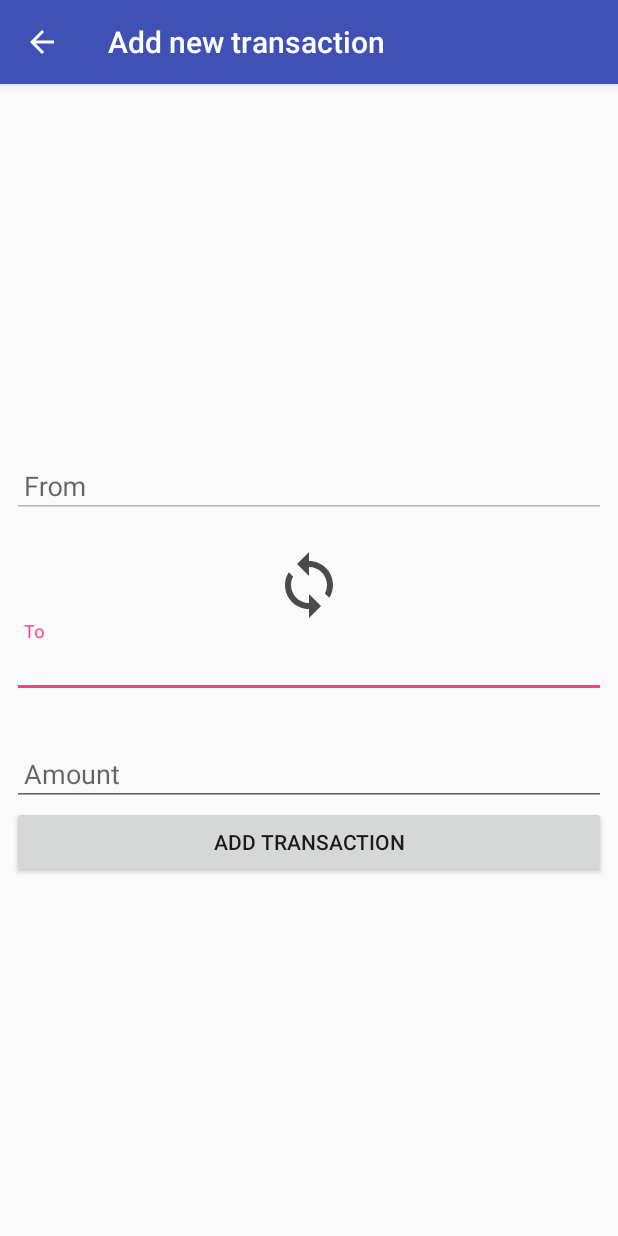
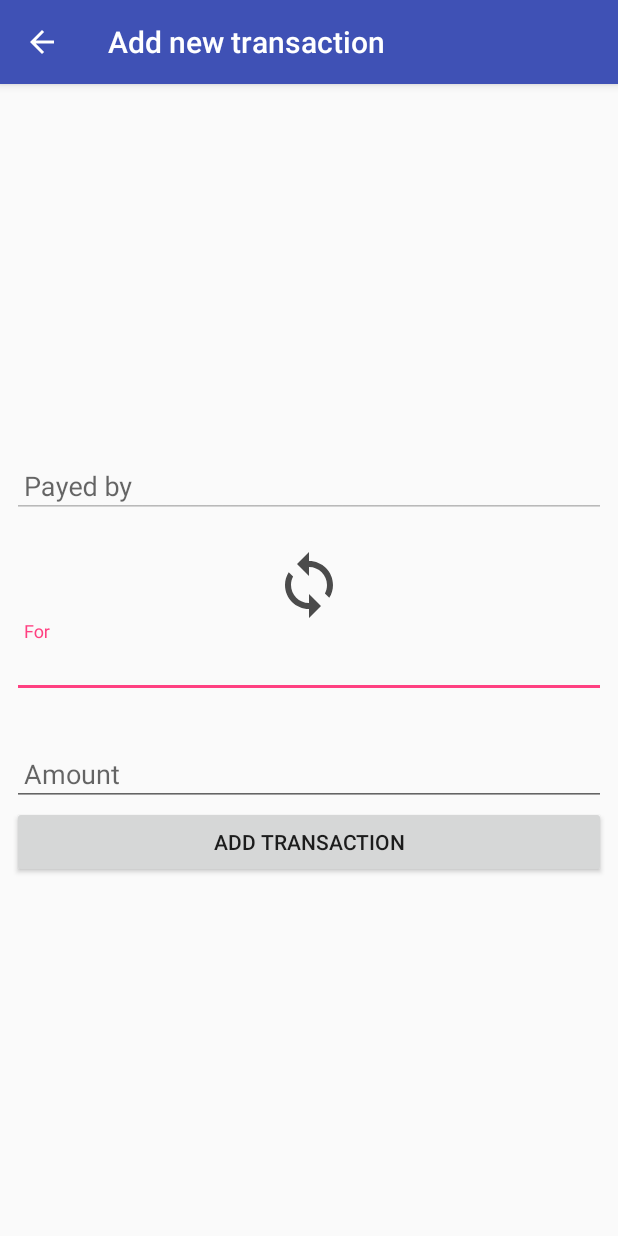
Before and after one commit to mateuszpp/wspolne_rozliczanie_wydatkow, an Android app: the AddTransactionActivity screen opened directly, with no data from a screen before it, on a phone screen of 412 x 824 dp. Run offline under Robolectric (Android 15) with nearby library versions, the phone set to English and light mode, and no system bars; our stand-ins replace data binding; network calls fail; pictures from the network do not load; 1 statement that could not run was skipped.

Commit message:
Changes in adding transactions

```diff
--- a/IoucashAndroid/app/src/main/res/layout/activity_add_transaction.xml
+++ b/IoucashAndroid/app/src/main/res/layout/activity_add_transaction.xml
@@ -34,7 +34,7 @@
 					android:id="@+id/senderEditText"
 					android:layout_width="match_parent"
 					android:layout_height="wrap_content"
-					android:hint="@string/from"
+					android:hint="@string/payedBy"
 					android:inputType="text"
 					android:padding="8dp"
 					android:text="@={viewModel.senderName}"/>
@@ -62,7 +62,7 @@
 					android:id="@+id/receiverEditText"
 					android:layout_width="match_parent"
 					android:layout_height="wrap_content"
-					android:hint="@string/to"
+					android:hint="@string/forWho"
 					android:inputType="text"
 					android:padding="8dp"
 					android:text="@={viewModel.receiverName}"/>
--- a/IoucashAndroid/app/src/main/res/values/strings.xml
+++ b/IoucashAndroid/app/src/main/res/values/strings.xml
@@ -15,8 +15,8 @@
 	<string name="errorUsernameIncorrect">Please ensure the username is incorrect</string>
 
 	<string name="addTransactionTitle">Add new transaction</string>
-	<string name="from">From</string>
-	<string name="to">To</string>
+	<string name="payedBy">Payed by</string>
+	<string name="forWho">For</string>
 	<string name="amount">Amount</string>
 	<string name="addTransaction">Add transaction</string>
 	<string name="transactionRemoved">Transaction removed!</string>
```
